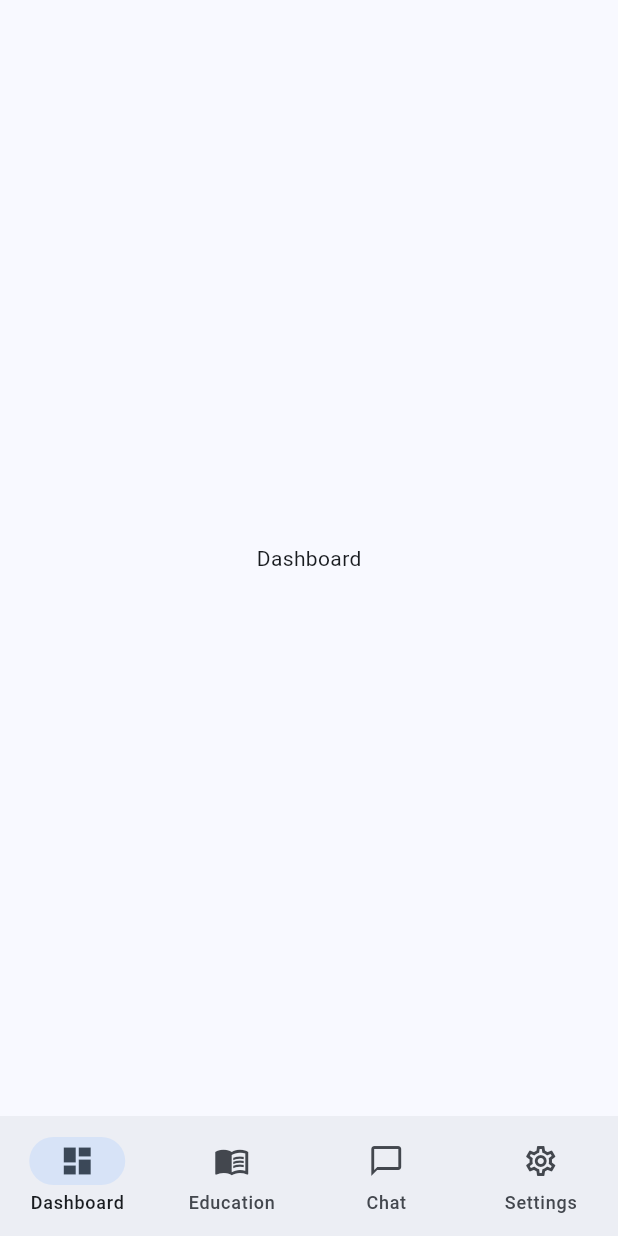
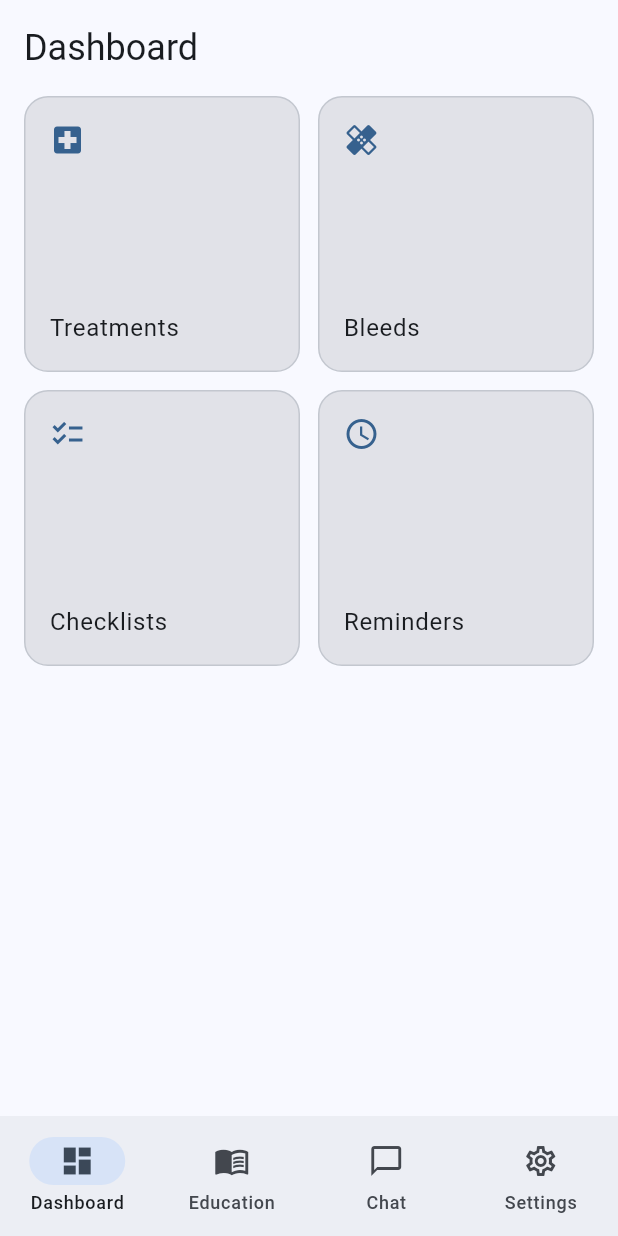
Before and after one commit to naser-maraoui/hemo_app, a Flutter app: the ShellScreen screen opened by its route, on a phone screen of 412 x 824 dp. Run offline on Flutter 3.47's test engine with Material 3 defaults, Android fonts, the phone set to English and light mode, and no system bars; our stand-ins replace connectivity_plus, easy_localization, flutter_riverpod, go_router, hive_flutter, shared_preferences and 1 more; accounts and stored records are empty.

Commit message:
Implement offline support with local storage and refactor app structure
Co-authored-by: naser.maraoui <naser.maraoui@gmail.com>

```diff
--- a/hemo_care/lib/screens/shell_screen.dart
+++ b/hemo_care/lib/screens/shell_screen.dart
@@ -1,5 +1,9 @@
 import 'package:easy_localization/easy_localization.dart';
 import 'package:flutter/material.dart';
+import 'tabs/dashboard_tab.dart';
+import 'tabs/education_tab.dart';
+import 'tabs/chat_tab.dart';
+import 'settings_screen.dart';
 
 class ShellScreen extends StatefulWidget {
 	const ShellScreen({super.key});
@@ -13,10 +17,10 @@ class _ShellScreenState extends State<ShellScreen> {
 	@override
 	Widget build(BuildContext context) {
 		final List<Widget> pages = [
-			const _DashboardTab(),
-			const _EducationTab(),
-			const _ChatTab(),
-			const _SettingsTab(),
+			const DashboardTab(),
+			const EducationTab(),
+			const ChatTab(),
+			const SettingsScreen(),
 		];
 		return Scaffold(
 			body: AnimatedSwitcher(
@@ -36,35 +40,3 @@ class _ShellScreenState extends State<ShellScreen> {
 		);
 	}
 }
-
-class _DashboardTab extends StatelessWidget {
-	const _DashboardTab();
-	@override
-	Widget build(BuildContext context) {
-		return Center(child: Text('dashboard'.tr()));
-	}
-}
-
-class _EducationTab extends StatelessWidget {
-	const _EducationTab();
-	@override
-	Widget build(BuildContext context) {
-		return Center(child: Text('education'.tr()));
-	}
-}
-
-class _ChatTab extends StatelessWidget {
-	const _ChatTab();
-	@override
-	Widget build(BuildContext context) {
-		return Center(child: Text('chat'.tr()));
-	}
-}
-
-class _SettingsTab extends StatelessWidget {
-	const _SettingsTab();
-	@override
-	Widget build(BuildContext context) {
-		return const SizedBox.shrink();
-	}
-}
--- /dev/null
+++ b/hemo_care/lib/screens/tabs/dashboard_tab.dart
@@ -0,0 +1,60 @@
+import 'package:easy_localization/easy_localization.dart';
+import 'package:flutter/material.dart';
+
+class DashboardTab extends StatelessWidget {
+	const DashboardTab({super.key});
+	@override
+	Widget build(BuildContext context) {
+		final cs = Theme.of(context).colorScheme;
+		return CustomScrollView(
+			slivers: [
+				SliverToBoxAdapter(
+					child: Padding(
+						padding: const EdgeInsets.all(16),
+						child: Text('dashboard'.tr(), style: Theme.of(context).textTheme.headlineSmall),
+					),
+				),
+				SliverPadding(
+					padding: const EdgeInsets.symmetric(horizontal: 16),
+					sliver: SliverGrid.count(
+						crossAxisCount: 2,
+						mainAxisSpacing: 12,
+						crossAxisSpacing: 12,
+						children: const [
+							_DashCard(icon: Icons.local_hospital, title: 'Treatments'),
+							_DashCard(icon: Icons.healing, title: 'Bleeds'),
+							_DashCard(icon: Icons.checklist, title: 'Checklists'),
+							_DashCard(icon: Icons.schedule, title: 'Reminders'),
+						],
+					),
+				),
+			],
+		);
+	}
+}
+
+class _DashCard extends StatelessWidget {
+	const _DashCard({required this.icon, required this.title});
+	final IconData icon;
+	final String title;
+	@override
+	Widget build(BuildContext context) {
+		final cs = Theme.of(context).colorScheme;
+		return Container(
+			decoration: BoxDecoration(
+				color: cs.surfaceContainerHighest,
+				borderRadius: BorderRadius.circular(16),
+				border: Border.all(color: cs.outlineVariant),
+			),
+			padding: const EdgeInsets.all(16),
+			child: Column(
+				crossAxisAlignment: CrossAxisAlignment.start,
+				children: [
+					Icon(icon, color: cs.primary),
+					const Spacer(),
+					Text(title, style: Theme.of(context).textTheme.bodyLarge),
+				],
+			),
+		);
+	}
+}
```
Also changed, not shown: hemo_care/lib/main.dart (+6 -1 lines), hemo_care/lib/screens/sign_in_screen.dart (+11 -10 lines), hemo_care/lib/screens/tabs/chat_tab.dart (added, +82 -0 lines), hemo_care/lib/screens/tabs/education_tab.dart (added, +59 -0 lines), hemo_care/lib/services/local_store.dart (added, +48 -0 lines), hemo_care/lib/services/supabase_service.dart (+15 -0 lines).
